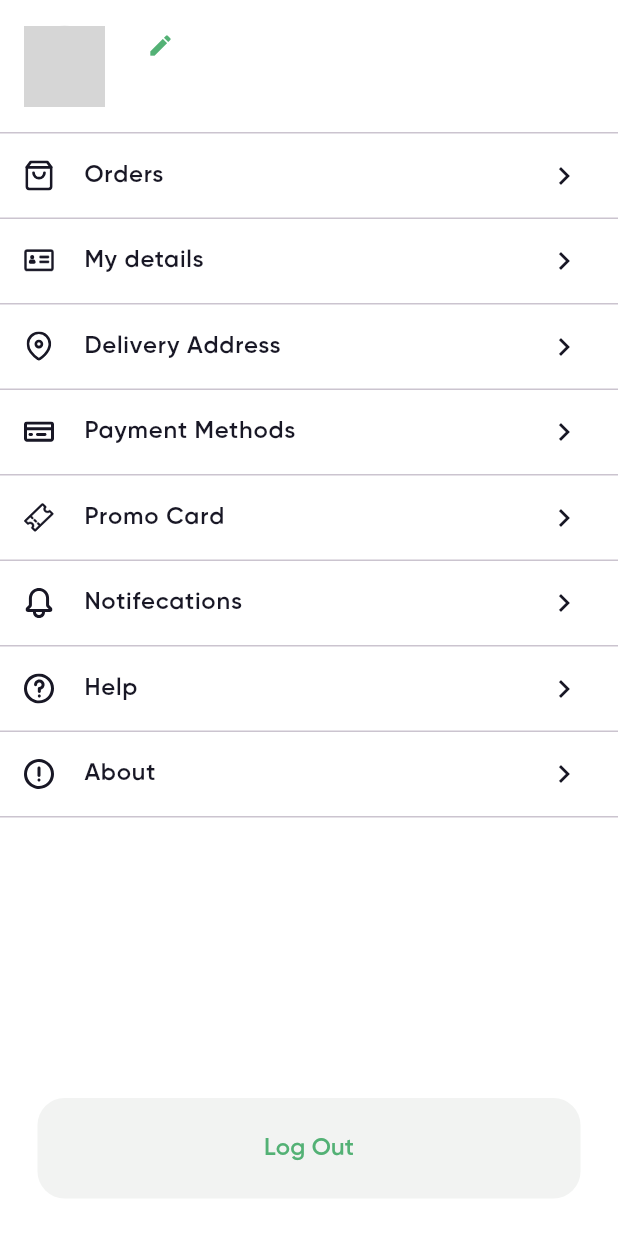
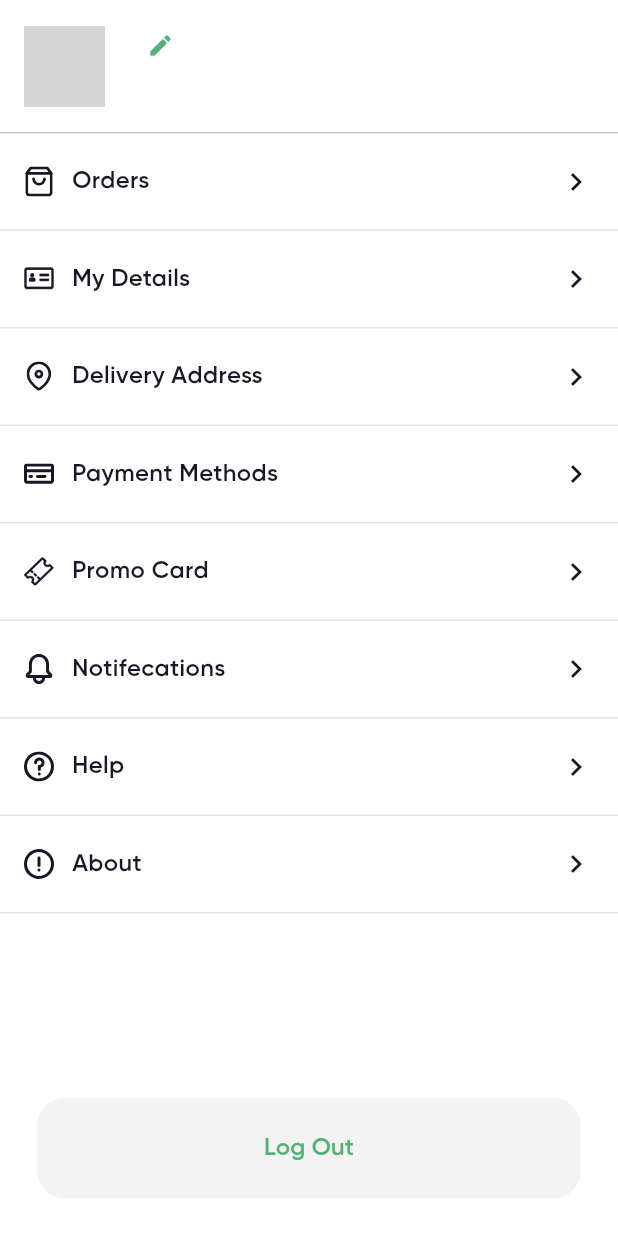
Before and after one commit to NDLong1601/Online-Grocery-App-Flutter, a Flutter app: the AccountScreen screen opened directly with empty values, on a phone screen of 412 x 824 dp. Run offline on Flutter 3.47's test engine with Material 3 defaults, Android fonts, the phone set to English and light mode, and no system bars; our stand-ins replace dartz, dio, equatable, flutter_bloc, flutter_secure_storage, flutter_svg and 8 more; accounts and stored records are empty; generated files the repository leaves out were written again; network calls fail; grey boxes are pictures that could not be loaded.

Commit message:
feat: Add order acceptance screen and integrate checkout functionality; refactor account screen with new action tiles

```diff
--- a/lib/presentation/routes/app_router.dart
+++ b/lib/presentation/routes/app_router.dart
@@ -4,6 +4,7 @@ import 'package:online_groceries_store_app/presentation/routes/route_name.dart';
 import 'package:online_groceries_store_app/presentation/screens/bottom_tab/bottom_tab.dart';
 import 'package:online_groceries_store_app/presentation/screens/login/login_screen.dart';
 import 'package:online_groceries_store_app/presentation/screens/onboarding/onboarding_screen.dart';
+import 'package:online_groceries_store_app/presentation/screens/order%20accepted/order_accepted_screen.dart';
 import 'package:online_groceries_store_app/presentation/screens/signup/signup_screen.dart';
 import 'package:online_groceries_store_app/presentation/screens/splash/splash_screen.dart';
 
@@ -48,6 +49,13 @@ class AppRouter {
         builder: (context, state) => const OnboardingScreen(),
       ),
       GoRoute(
+        path: RouteName.orderAcceptedPath,
+        name: RouteName.orderAcceptedName,
+        builder: (context, state) {
+          return OrderAcceptedScreen();
+        },
+      ),
+      GoRoute(
         path: RouteName.bottomTabPath,
         name: RouteName.bottomTabName,
         builder: (context, state) {
--- a/lib/presentation/routes/route_name.dart
+++ b/lib/presentation/routes/route_name.dart
@@ -25,7 +25,7 @@ class RouteName {
   static const String bottomTabPath = '/bottom-tab';
   static const String onboardingPath = '/onboarding';
   static const String signUpPath = '/sign-up';
-
+static const String orderAcceptedPath = '/order-accepted';
   /// Define route name
   static const String splashName = 'splash';
   static const String loginName = 'login';
@@ -37,4 +37,5 @@ class RouteName {
   static const String bottomTabName = 'bottom-tab';
   static const String onboardingName = 'onboarding';
   static const String signUpName = 'sign-up';
+  static const String orderAcceptedName = 'order-accepted';
 }
--- a/lib/presentation/screens/account/account_screen.dart
+++ b/lib/presentation/screens/account/account_screen.dart
@@ -2,7 +2,7 @@ import 'package:flutter/material.dart';
 import 'package:go_router/go_router.dart';
 import 'package:online_groceries_store_app/core/assets_gen/assets.gen.dart';
 import 'package:online_groceries_store_app/core/enums/button_style.dart';
-import 'package:online_groceries_store_app/presentation/screens/account/widget/setting_tile.dart';
+import 'package:online_groceries_store_app/presentation/shared/app_action_tile.dart';
 import 'package:online_groceries_store_app/presentation/shared/app_button.dart';
 import 'package:online_groceries_store_app/presentation/theme/app_colors.dart';
 import 'package:online_groceries_store_app/presentation/theme/app_padding.dart';
@@ -84,44 +84,47 @@ class AccountScreen extends StatelessWidget {
             Expanded(
               child: ListView(
                 children: [
-                  SettingTile(
+                  AppActionTile(
                     title: 'Orders',
-                    icon: Assets.icons.icOrders,
+                    leading: Assets.icons.icOrders.svg(width: 20, height: 20),
                     onTap: () {},
                   ),
-                  SettingTile(
-                    title: 'My details',
-                    icon: Assets.icons.icDetail,
+                  AppActionTile(
+                    title: 'My Details',
+                    leading: Assets.icons.icDetail.svg(width: 20, height: 20),
                     onTap: () {},
                   ),
-                  SettingTile(
+                  AppActionTile(
                     title: 'Delivery Address',
-                    icon: Assets.icons.icAddress,
+                    leading: Assets.icons.icAddress.svg(width: 20, height: 20),
                     onTap: () {},
                   ),
-                  SettingTile(
+                  AppActionTile(
                     title: 'Payment Methods',
-                    icon: Assets.icons.icPayment,
+                    leading: Assets.icons.icPayment.svg(width: 20, height: 20),
                     onTap: () {},
                   ),
-                  SettingTile(
+                  AppActionTile(
                     title: 'Promo Card',
-                    icon: Assets.icons.icPromo,
+                    leading: Assets.icons.icPromo.svg(width: 20, height: 20),
                     onTap: () {},
                   ),
-                  SettingTile(
+                  AppActionTile(
                     title: 'Notifecations',
-                    icon: Assets.icons.icNotifications,
+                    leading: Assets.icons.icNotifications.svg(
+                      width: 20,
+                      height: 20,
+                    ),
                     onTap: () {},
                   ),
-                  SettingTile(
+                  AppActionTile(
                     title: 'Help',
-                    icon: Assets.icons.icHelp,
+                    leading: Assets.icons.icHelp.svg(width: 20, height: 20),
                     onTap: () {},
                   ),
-                  SettingTile(
-                    title: 'About',
-                    icon: Assets.icons.icAbout,
+                  AppActionTile(
+                    title: 'About ',
+                    leading: Assets.icons.icAbout.svg(width: 20, height: 20),
                     onTap: () {},
                   ),
                 ],
--- a/lib/presentation/screens/account/widget/setting_tile.dart
+++ /dev/null
@@ -1,34 +0,0 @@
-import 'package:flutter/material.dart';
-import 'package:online_groceries_store_app/core/assets_gen/assets.gen.dart';
-import 'package:online_groceries_store_app/presentation/shared/app_text.dart';
-import 'package:online_groceries_store_app/presentation/theme/app_colors.dart';
-import 'package:online_groceries_store_app/presentation/theme/app_textstyle.dart';
-
-class SettingTile extends StatelessWidget {
-  final SvgGenImage icon;
-  final String title;
-  final VoidCallback? onTap;
-
-  const SettingTile({super.key, required this.title, required this.icon, this.onTap});
-
-  @override
-  Widget build(BuildContext context) {
-    return Column(
-      children: [
-        ListTile(
-          leading: icon.svg(width: 20, height: 20),
-          title: AppText(
-            text: title,
-            style: AppTextstyle.tsSemiboldSize16.copyWith(
-              color: AppColors.darkText,
-            ),
-            textAlign: TextAlign.start,
-          ),
-          trailing: const Icon(Icons.chevron_right, color: AppColors.darkText),
-          onTap: onTap,
-        ),
-        const Divider(height: 1),
-      ],
-    );
-  }
-}
--- /dev/null
+++ b/lib/presentation/shared/app_action_tile.dart
@@ -0,0 +1,135 @@
+import 'package:flutter/material.dart';
+import 'package:online_groceries_store_app/presentation/shared/app_text.dart';
+import 'package:online_groceries_store_app/presentation/theme/app_colors.dart';
+import 'package:online_groceries_store_app/presentation/theme/app_textstyle.dart';
+
+class AppActionTile extends StatelessWidget {
+  /// Left title
+  final String title;
+
+  /// Optional subtitle under title (nếu cần)
+  final String? subtitle;
+
+  /// Leading widget (icon/avatar...)
+  final Widget? leading;
+
+  /// Right value text (ví dụ: "Select Method", "$13.97")
+  final String? value;
+
+  /// Right custom widget (ví dụ: payment icon)
+  final Widget? valueWidget;
+
+  /// Show chevron icon at right
+  final bool showChevron;
+
+  /// Divider bottom
+  final bool showDivider;
+
+  /// Padding inside tile
+  final EdgeInsetsGeometry padding;
+
+  /// On tap
+  final VoidCallback? onTap;
+
+  /// Styling
+  final TextStyle? titleStyle;
+  final TextStyle? subtitleStyle;
+  final TextStyle? valueStyle;
+  final bool isBoldValue;
+
+  /// Leading size constraint (giữ layout giống nhau)
+  final double leadingSize;
+
+  const AppActionTile({
+    super.key,
+    required this.title,
+    this.subtitle,
+    this.leading,
+    this.value,
+    this.valueWidget,
+    this.showChevron = true,
+    this.showDivider = true,
+    this.padding = const EdgeInsets.symmetric(horizontal: 16, vertical: 20),
+    this.onTap,
+    this.titleStyle,
+    this.subtitleStyle,
+    this.valueStyle,
+    this.isBoldValue = false,
+    this.leadingSize = 20,
+  });
+
+  @override
+  Widget build(BuildContext context) {
+    final tStyle =
+        titleStyle ??
+        AppTextstyle.tsSemiboldSize16.copyWith(color: AppColors.darkText);
+
+    final sStyle =
+        subtitleStyle ??
+        AppTextstyle.tsRegularSize14.copyWith(color: AppColors.grayText);
+
+    final vStyle =
+        valueStyle ??
+        (isBoldValue
+                ? AppTextstyle.tsSemiboldSize16
+                : AppTextstyle.tsSemiboldSize16)
+            .copyWith(color: AppColors.darkText);
+
+    return Column(
+      children: [
+        InkWell(
+          onTap: onTap,
+          child: Padding(
+            padding: padding,
+            child: Row(
+              children: [
+                if (leading != null) ...[
+                  SizedBox(
+                    width: leadingSize,
+                    height: leadingSize,
+                    child: FittedBox(fit: BoxFit.contain, child: leading),
+                  ),
+                  const SizedBox(width: 12),
+                ],
+
+                // Title + (optional subtitle)
+                Expanded(
+                  child: Column(
+                    crossAxisAlignment: CrossAxisAlignment.start,
+                    children: [
+                      AppText(
+                        text: title,
+                        style: tStyle,
+                        textAlign: TextAlign.start,
+                      ),
+                      if (subtitle != null && subtitle!.trim().isNotEmpty) ...[
+                        const SizedBox(height: 4),
+                        AppText(
+                          text: subtitle!,
+                          style: sStyle,
+                          textAlign: TextAlign.start,
+                        ),
+                      ],
+                    ],
+                  ),
+                ),
+
+                if (valueWidget != null) valueWidget!,
+                if (value != null && value!.trim().isNotEmpty) ...[
+                  if (valueWidget != null) const SizedBox(width: 8),
+                  AppText(text: value!, style: vStyle),
+                ],
+
+                if (showChevron) ...[
+                  const SizedBox(width: 10),
+                  const Icon(Icons.chevron_right, color: AppColors.darkText),
+                ],
+              ],
+            ),
+          ),
+        ),
+        if (showDivider) const Divider(height: 1, color: Color(0xFFE2E2E2)),
+      ],
+    );
+  }
+}
```
Also changed, not shown: lib/presentation/screens/bottom_tab/bottom_tab.dart (+14 -7 lines), lib/presentation/screens/cart/cart_screen.dart (+29 -5 lines), lib/presentation/screens/cart/widget/cart_item_card.dart (+24 -43 lines), lib/presentation/screens/cart/widget/checkout_bar.dart (deleted, +0 -61 lines), lib/presentation/screens/cart/widget/checkout_bottom_sheet.dart (added, +175 -0 lines), lib/presentation/screens/order accepted/order_accepted_screen.dart (added, +86 -0 lines).
